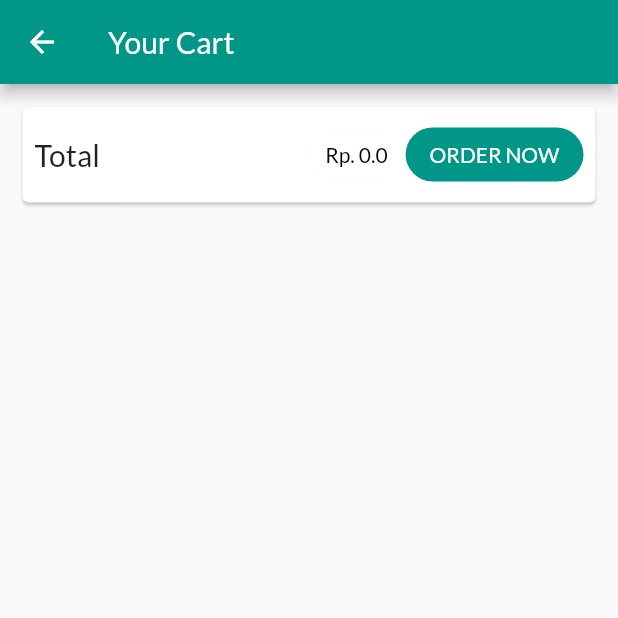
After one commit to Faik-irkham/shopping_app, a Flutter app: the CartScreen screen opened by its route, on a phone screen of 412 x 824 dp, the top half of it. The commit adds this screen. Run offline on Flutter 3.47's test engine with Material 2 defaults, Android fonts, the phone set to English and light mode, and no system bars; network calls fail.

Commit message:
shopping cart dan display total amount

```diff
--- a/lib/main.dart
+++ b/lib/main.dart
@@ -1,6 +1,7 @@
 import 'package:flutter/material.dart';
 import 'package:provider/provider.dart';
 
+import './screens/cart_screen.dart';
 import './screens/products_overview_screen.dart';
 import './screens/product_detail_screen.dart';
 import './providers/products.dart';
@@ -31,6 +32,7 @@ class MyApp extends StatelessWidget {
           home: ProductsOverviewScreen(),
           routes: {
             ProductDetailScreen.routeName: (ctx) => ProductDetailScreen(),
+            CartScreen.routeName: (ctx) => CartScreen(),
           }),
     );
   }
--- a/lib/providers/cart.dart
+++ b/lib/providers/cart.dart
@@ -23,6 +23,14 @@ class Cart with ChangeNotifier {
 
   int get itemCount {
     return _items.length;
+  }
+
+  double get totalAmount {
+    var total = 0.0;
+    _items.forEach((key, cartItem) {
+      total += cartItem.price * cartItem.quantity;
+    });
+    return total;
   }
 
   void addItem(
--- a/lib/providers/products.dart
+++ b/lib/providers/products.dart
@@ -8,7 +8,7 @@ class Products with ChangeNotifier {
       id: 'p1',
       title: 'Red Shirt',
       description: 'A red shirt - it is pretty red!',
-      price: 29.99,
+      price: 59990,
       imageUrl:
           'https://cdn.pixabay.com/photo/2016/10/02/22/17/red-t-shirt-1710578_1280.jpg',
     ),
@@ -16,7 +16,7 @@ class Products with ChangeNotifier {
       id: 'p2',
       title: 'Trousers',
       description: 'A nice pair of trousers.',
-      price: 59.99,
+      price: 79990,
       imageUrl:
           'https://upload.wikimedia.org/wikipedia/commons/thumb/e/e8/Trousers%2C_dress_%28AM_1960.022-8%29.jpg/512px-Trousers%2C_dress_%28AM_1960.022-8%29.jpg',
     ),
@@ -24,7 +24,7 @@ class Products with ChangeNotifier {
       id: 'p3',
       title: 'Yellow Scarf',
       description: 'Warm and cozy - exactly what you need for the winter.',
-      price: 19.99,
+      price: 39990,
       imageUrl:
           'https://live.staticflickr.com/4043/4438260868_cc79b3369d_z.jpg',
     ),
@@ -32,7 +32,7 @@ class Products with ChangeNotifier {
       id: 'p4',
       title: 'A Pan',
       description: 'Prepare any meal you want.',
-      price: 49.99,
+      price: 49990,
       imageUrl:
           'https://upload.wikimedia.org/wikipedia/commons/thumb/1/14/Cast-Iron-Pan.jpg/1024px-Cast-Iron-Pan.jpg',
     ),
--- /dev/null
+++ b/lib/screens/cart_screen.dart
@@ -0,0 +1,58 @@
+import 'package:flutter/material.dart';
+import 'package:provider/provider.dart';
+
+import '../providers/cart.dart';
+
+class CartScreen extends StatelessWidget {
+  const CartScreen({Key key}) : super(key: key);
+  static const routeName = '/cart';
+
+  @override
+  Widget build(BuildContext context) {
+    final cart = Provider.of<Cart>(context);
+    return Scaffold(
+      appBar: AppBar(
+        title: Text('Your Cart'),
+      ),
+      body: Column(
+        children: [
+          Card(
+            margin: EdgeInsets.all(15),
+            child: Padding(
+              padding: EdgeInsets.all(8),
+              child: Row(
+                mainAxisAlignment: MainAxisAlignment.spaceBetween,
+                children: [
+                  Text(
+                    'Total',
+                    style: TextStyle(fontSize: 20),
+                  ),
+                  Spacer(),
+                  Chip(
+                    backgroundColor: Colors.white,
+                    label: Text(
+                      'Rp. ${cart.totalAmount}',
+                      style: TextStyle(
+                        color: Colors.black,
+                      ),
+                    ),
+                  ),
+                  FlatButton(
+                    shape: RoundedRectangleBorder(
+                      borderRadius: BorderRadius.circular(50),
+                    ),
+                    child: Text('ORDER NOW'),
+                    onPressed: () {},
+                    textColor:
+                        Theme.of(context).primaryTextTheme.titleSmall.color,
+                    color: Theme.of(context).primaryColor,
+                  ),
+                ],
+              ),
+            ),
+          ),
+        ],
+      ),
+    );
+  }
+}
--- a/lib/screens/products_overview_screen.dart
+++ b/lib/screens/products_overview_screen.dart
@@ -4,6 +4,7 @@ import 'package:provider/provider.dart';
 import '../widgets/products_grid.dart';
 import '../widgets/badge.dart';
 import '../providers/cart.dart';
+import '../screens/cart_screen.dart';
 
 enum FilterOptions {
   Favorite,
@@ -49,7 +50,9 @@ class _ProductsOverviewScreenState extends State<ProductsOverviewScreen> {
               icon: Icon(
                 Icons.shopping_cart,
               ),
-              onPressed: () {},
+              onPressed: () {
+                Navigator.of(context).pushNamed(CartScreen.routeName);
+              },
             ),
           ),
         ],
```
